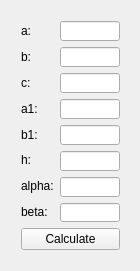
Qt form TrigHelper/trighelper.ui (frostblooded/TrigHelper) before a commit.
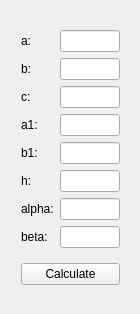
The same form after that commit.

Commit message: Transfered calculations to a class

Patch:
```diff
--- a/TrigHelper/trighelper.ui
+++ b/TrigHelper/trighelper.ui
@@ -7,19 +7,19 @@
     <x>0</x>
     <y>0</y>
     <width>140</width>
-    <height>271</height>
+    <height>314</height>
    </rect>
   </property>
   <property name="windowTitle">
    <string>TrigHelper</string>
   </property>
-  <widget class="QWidget" name="">
+  <widget class="QWidget" name="layoutWidget">
    <property name="geometry">
     <rect>
      <x>10</x>
      <y>10</y>
      <width>121</width>
-     <height>251</height>
+     <height>297</height>
     </rect>
    </property>
    <layout class="QVBoxLayout" name="verticalLayout_3">
```
The commit also changes 21 other files.
